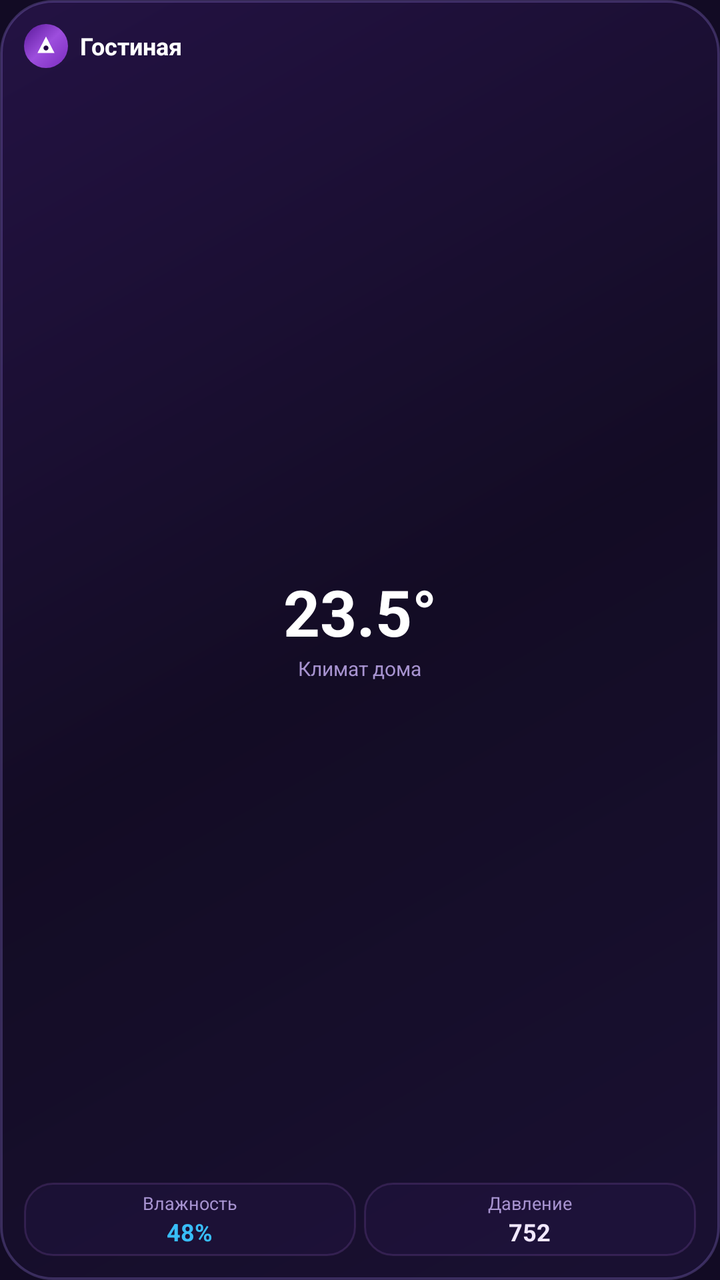
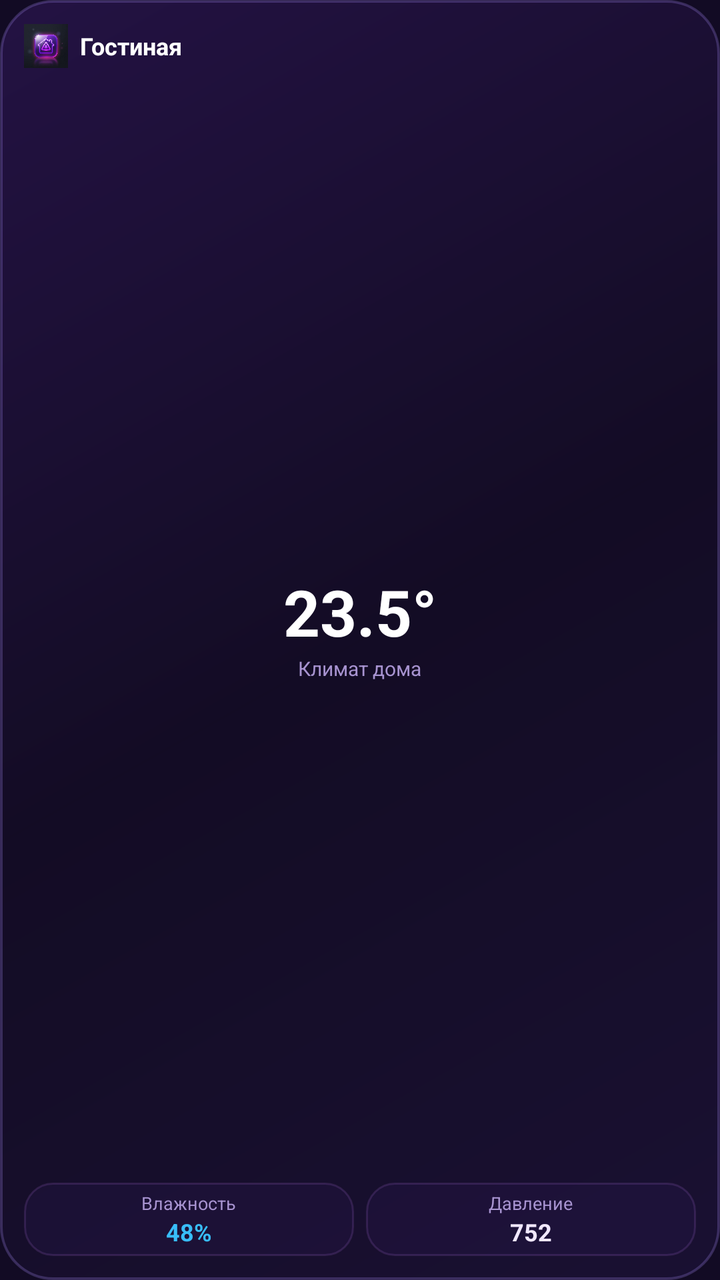

The first picture is an Android layout as it rendered before a commit; the second is the same layout after the commit. The layout source and the unified diff follow.
<!-- AndroidManifest.xml: application theme Theme.AliceHomeWidget -->
<!-- res/layout/widget_alice_compact_2x2.xml -->
<?xml version="1.0" encoding="utf-8"?>
<LinearLayout xmlns:android="http://schemas.android.com/apk/res/android"
    android:id="@+id/rootLayoutCompact"
    android:layout_width="match_parent"
    android:layout_height="match_parent"
    android:background="@drawable/bg_alice_widget_glass"
    android:gravity="center"
    android:orientation="vertical"
    android:padding="12dp">

    
    <LinearLayout
        android:layout_width="match_parent"
        android:layout_height="wrap_content"
        android:gravity="center_vertical"
        android:orientation="horizontal">

        <FrameLayout
            android:layout_width="22dp"
            android:layout_height="22dp"
            android:background="@drawable/bg_alice_gradient_circle">

            <ImageView
                android:layout_width="12dp"
                android:layout_height="12dp"
                android:layout_gravity="center"
                android:src="@drawable/ic_alice_logo" />
        </FrameLayout>

        <TextView
            android:id="@+id/tvCompactRoomName"
            android:layout_width="0dp"
            android:layout_height="wrap_content"
            android:layout_marginStart="6dp"
            android:layout_weight="1"
            android:text="Гостиная"
            android:textColor="@color/alice_text_white"
            android:textSize="12sp"
            android:textStyle="bold" />
    </LinearLayout>

    
    <LinearLayout
        android:layout_width="match_parent"
        android:layout_height="0dp"
        android:layout_weight="1"
        android:gravity="center"
        android:orientation="vertical">

        <TextView
            android:id="@+id/tvCompactTemp"
            android:layout_width="wrap_content"
            android:layout_height="wrap_content"
            android:text="23.5°"
            android:textColor="@color/alice_text_white"
            android:textSize="32sp"
            android:textStyle="bold" />

        <TextView
            android:layout_width="wrap_content"
            android:layout_height="wrap_content"
            android:text="Климат дома"
            android:textColor="@color/alice_text_muted"
            android:textSize="10sp" />
    </LinearLayout>

    
    <LinearLayout
        android:layout_width="match_parent"
        android:layout_height="wrap_content"
        android:orientation="horizontal"
        android:weightSum="2">

        <LinearLayout
            android:layout_width="0dp"
            android:layout_height="wrap_content"
            android:layout_weight="1"
            android:background="@drawable/bg_alice_tile"
            android:gravity="center"
            android:orientation="vertical"
            android:padding="4dp">

            <TextView
                android:layout_width="wrap_content"
                android:layout_height="wrap_content"
                android:text="Влажность"
                android:textColor="@color/alice_text_muted"
                android:textSize="9sp" />

            <TextView
                android:id="@+id/tvCompactHumidity"
                android:layout_width="wrap_content"
                android:layout_height="wrap_content"
                android:text="48%"
                android:textColor="@color/sensor_humidity_cyan"
                android:textSize="12sp"
                android:textStyle="bold" />
        </LinearLayout>

        <View
            android:layout_width="4dp"
            android:layout_height="1dp" />

        <LinearLayout
            android:layout_width="0dp"
            android:layout_height="wrap_content"
            android:layout_weight="1"
            android:background="@drawable/bg_alice_tile"
            android:gravity="center"
            android:orientation="vertical"
            android:padding="4dp">

            <TextView
                android:layout_width="wrap_content"
                android:layout_height="wrap_content"
                android:text="Давление"
                android:textColor="@color/alice_text_muted"
                android:textSize="9sp" />

            <TextView
                android:id="@+id/tvCompactPressure"
                android:layout_width="wrap_content"
                android:layout_height="wrap_content"
                android:text="752"
                android:textColor="@color/alice_text_light"
                android:textSize="12sp"
                android:textStyle="bold" />
        </LinearLayout>
    </LinearLayout>

</LinearLayout>
<!-- resources referenced by this layout -->
<resources>
  <color name="alice_text_light">#F1E8FF</color>
  <color name="alice_text_muted">#A793D0</color>
  <color name="alice_text_white">#FFFFFF</color>
  <color name="sensor_humidity_cyan">#38BDF8</color>
  <!-- drawable bg_alice_gradient_circle (drawable) -->
  <?xml version="1.0" encoding="utf-8"?>
  <shape xmlns:android="http://schemas.android.com/apk/res/android"
      android:shape="oval">
      <gradient
          android:angle="135"
          android:startColor="#FF7B2CBF"
          android:centerColor="#FF9D4EDD"
          android:endColor="#FF5A189A"
          android:type="linear" />
  </shape>
  <!-- drawable bg_alice_tile (drawable) -->
  <?xml version="1.0" encoding="utf-8"?>
  <shape xmlns:android="http://schemas.android.com/apk/res/android"
      android:shape="rectangle">
      <solid android:color="#4D2A1A4E" />
      <corners android:radius="14dp" />
      <stroke
          android:width="1dp"
          android:color="#26C77DFF" />
  </shape>
  <!-- drawable bg_alice_widget_glass (drawable) -->
  <?xml version="1.0" encoding="utf-8"?>
  <shape xmlns:android="http://schemas.android.com/apk/res/android"
      android:shape="rectangle">
      <gradient
          android:angle="135"
          android:startColor="#E61A1033"
          android:centerColor="#E6130B24"
          android:endColor="#E6251246"
          android:type="linear" />
      <corners android:radius="26dp" />
      <stroke
          android:width="1.2dp"
          android:color="#40A78BFA" />
  </shape>
  <!-- drawable ic_alice_logo (drawable) -->
  <vector xmlns:android="http://schemas.android.com/apk/res/android"
      android:width="24dp"
      android:height="24dp"
      android:viewportWidth="24"
      android:viewportHeight="24">
      <path
          android:fillColor="#FFFFFFFF"
          android:pathData="M12,2.5L20.5,19H3.5L12,2.5Z" />
      <path
          android:fillColor="#FF240046"
          android:pathData="M12,11.5a2.5,2.5 0 1,0 0.001,0Z" />
  </vector>
  <style name="Theme.AliceHomeWidget" parent="Theme.Material3.Dark.NoActionBar">
          <item name="colorPrimary">@color/alice_neon_purple</item>
          <item name="colorOnPrimary">@color/white</item>
          <item name="colorSecondary">@color/alice_primary_purple</item>
          <item name="android:statusBarColor">@color/alice_purple_dark</item>
          <item name="android:navigationBarColor">@color/alice_purple_dark</item>
          <item name="android:windowBackground">@color/alice_purple_dark</item>
      </style>
  <color name="alice_neon_purple">#9D4EDD</color>
  <color name="white">#FFFFFFFF</color>
  <color name="alice_primary_purple">#7B2CBF</color>
  <color name="alice_purple_dark">#120B24</color>
</resources>

<!-- the commit's change to res/layout/widget_alice_compact_2x2.xml (unified diff, before → after) -->
@@ -15,17 +15,11 @@
         android:gravity="center_vertical"
         android:orientation="horizontal">
 
-        <FrameLayout
+        <ImageView
             android:layout_width="22dp"
             android:layout_height="22dp"
-            android:background="@drawable/bg_alice_gradient_circle">
-
-            <ImageView
-                android:layout_width="12dp"
-                android:layout_height="12dp"
-                android:layout_gravity="center"
-                android:src="@drawable/ic_alice_logo" />
-        </FrameLayout>
+            android:contentDescription="Алиса"
+            android:src="@drawable/ic_alice_app_icon" />
 
         <TextView
             android:id="@+id/tvCompactRoomName"
@@ -97,13 +91,10 @@
                 android:textStyle="bold" />
         </LinearLayout>
 
-        <View
-            android:layout_width="4dp"
-            android:layout_height="1dp" />
-
         <LinearLayout
             android:layout_width="0dp"
             android:layout_height="wrap_content"
+            android:layout_marginStart="6dp"
             android:layout_weight="1"
             android:background="@drawable/bg_alice_tile"
             android:gravity="center"
<!-- resource entries referenced after the edit -->
@@ -4,17 +4,6 @@
   <color name="alice_text_muted">#A793D0</color>
   <color name="alice_text_white">#FFFFFF</color>
   <color name="sensor_humidity_cyan">#38BDF8</color>
-  <!-- drawable bg_alice_gradient_circle (drawable) -->
-  <?xml version="1.0" encoding="utf-8"?>
-  <shape xmlns:android="http://schemas.android.com/apk/res/android"
-      android:shape="oval">
-      <gradient
-          android:angle="135"
-          android:startColor="#FF7B2CBF"
-          android:centerColor="#FF9D4EDD"
-          android:endColor="#FF5A189A"
-          android:type="linear" />
-  </shape>
   <!-- drawable bg_alice_tile (drawable) -->
   <?xml version="1.0" encoding="utf-8"?>
   <shape xmlns:android="http://schemas.android.com/apk/res/android"
@@ -40,19 +29,7 @@
           android:width="1.2dp"
           android:color="#40A78BFA" />
   </shape>
-  <!-- drawable ic_alice_logo (drawable) -->
-  <vector xmlns:android="http://schemas.android.com/apk/res/android"
-      android:width="24dp"
-      android:height="24dp"
-      android:viewportWidth="24"
-      android:viewportHeight="24">
-      <path
-          android:fillColor="#FFFFFFFF"
-          android:pathData="M12,2.5L20.5,19H3.5L12,2.5Z" />
-      <path
-          android:fillColor="#FF240046"
-          android:pathData="M12,11.5a2.5,2.5 0 1,0 0.001,0Z" />
-  </vector>
+  <!-- drawable ic_alice_app_icon: png bitmap (drawable, 430338 bytes) -->
   <style name="Theme.AliceHomeWidget" parent="Theme.Material3.Dark.NoActionBar">
           <item name="colorPrimary">@color/alice_neon_purple</item>
           <item name="colorOnPrimary">@color/white</item>
